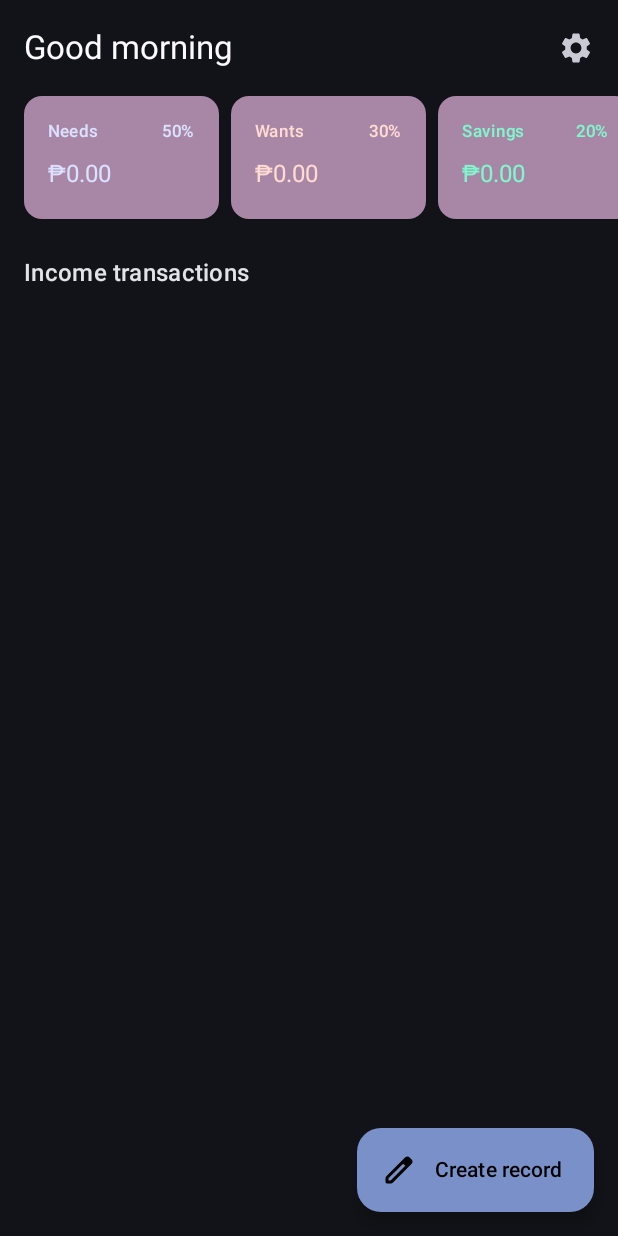
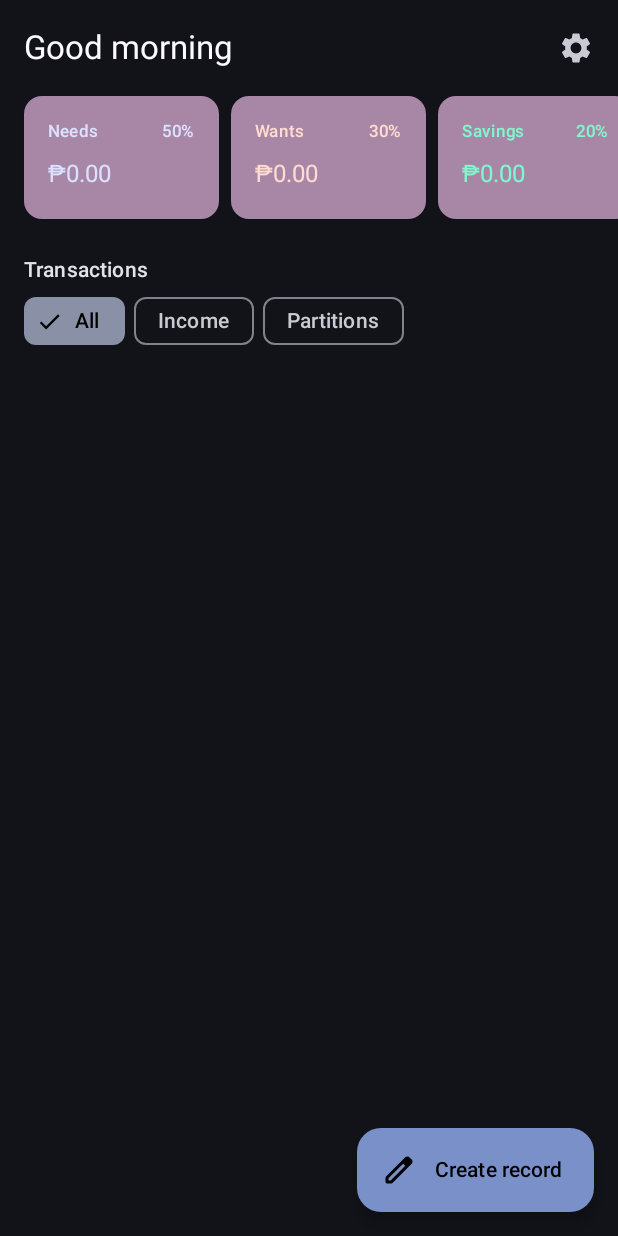
Before and after one commit to LeeWeeder/budget-rule, an Android app built with Jetpack Compose: the screen it shows after launch (MainActivity), on a phone screen of 412 x 824 dp. Run offline under Robolectric (Android 15) with nearby library versions, the phone set to English and light mode, and no system bars; our stand-ins replace Dagger/Hilt's generated code, Room's generated code.

```diff
--- a/app/src/main/java/com/ljmaq/budgetrule/features/record/presentation/home/HomeScreen.kt
+++ b/app/src/main/java/com/ljmaq/budgetrule/features/record/presentation/home/HomeScreen.kt
@@ -425,13 +425,34 @@ fun HomeScreen(
                 }
 
                 item {
-                    Spacer(modifier = Modifier.height(24.dp))
-                    Text(
-                        text = "Income transactions",
-                        style = MaterialTheme.typography.titleMedium,
-                        modifier = Modifier.padding(horizontal = 16.dp)
-                    )
-                    Spacer(modifier = Modifier.height(12.dp))
+                    Column(modifier = Modifier.padding(horizontal = 16.dp)) {
+                        Spacer(modifier = Modifier.height(24.dp))
+                        Text(text = "Transactions", style = MaterialTheme.typography.labelLarge)
+                        LazyRow(horizontalArrangement = Arrangement.spacedBy(6.dp)) {
+                            item {
+                                BudgetRuleFilterChip(
+                                    selected = true,
+                                    onClick = { /*TODO*/ },
+                                    text = "All"
+                                )
+                            }
+                            item {
+                                BudgetRuleFilterChip(
+                                    selected = false,
+                                    onClick = { /*TODO*/ },
+                                    text = "Income"
+                                )
+                            }
+                            item {
+                                BudgetRuleFilterChip(
+                                    selected = false,
+                                    onClick = { /*TODO*/ },
+                                    text = "Partitions"
+                                )
+                            }
+                        }
+                        Spacer(modifier = Modifier.height(12.dp))
+                    }
                 }
 
                 items(incomeState.incomes) { income ->
```
